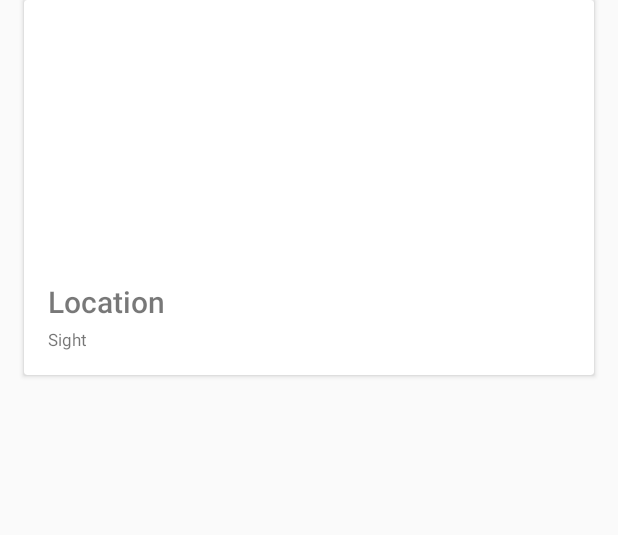
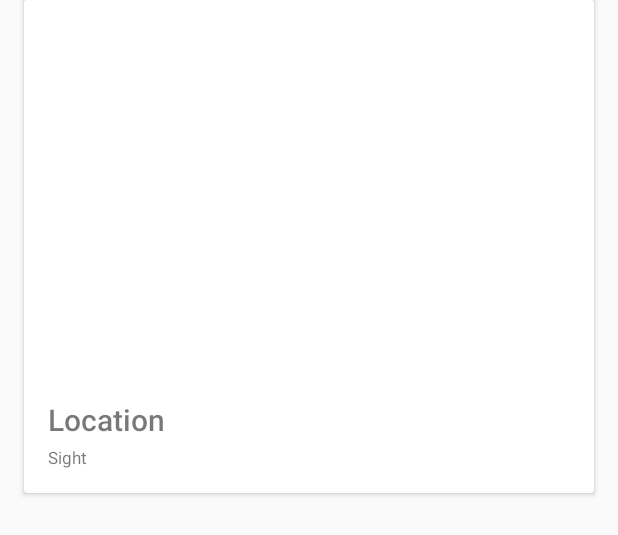
Before and after one commit to maxkeppeler/Places, an Android app: the layout drawer_places_list_item.xml on its own in the app's theme, with its tools: preview values and no code run, on a phone screen of 412 x 824 dp. Shown: the top 535 px of the screen. Run offline under Robolectric (Android 15) with nearby library versions, the phone set to English and light mode, and no system bars; plain views replace MaterialRippleLayout.

Commit message:
Bisschen rumprobiert, damit onClick funktioniert. Chaos, werde die Methoden einzel noch mal durchgehen um die Zusammenhänge und Abläufe zu verstehen und sie mir selbst anpassen.

```diff
--- a/app/src/main/java/com/mk/placesdrawer/models/PlacesList.java
+++ b/app/src/main/java/com/mk/placesdrawer/models/PlacesList.java
@@ -12,7 +12,7 @@ public class PlacesList {
     // I understood the principle of this method
     public static void createPlacesList(ArrayList<String> locations,
                                         ArrayList<String> sights,
-                                        ArrayList<String> descriptions,
+                                       // ArrayList<String> descriptions,
                                         ArrayList<String> urls
                                         )
     {
@@ -26,7 +26,7 @@ public class PlacesList {
 
                                 locations.get(i),
                                 sights.get(i),
-                                descriptions.get(i),
+                             //   descriptions.get(i),
                                 urls.get(i)
                                 );
 
--- a/app/src/main/res/layout/drawer_places_list_item.xml
+++ b/app/src/main/res/layout/drawer_places_list_item.xml
@@ -1,5 +1,5 @@
 <?xml version="1.0" encoding="utf-8"?>
-<RelativeLayout xmlns:android="http://schemas.android.com/apk/res/android"
+<LinearLayout xmlns:android="http://schemas.android.com/apk/res/android"
     xmlns:app="http://schemas.android.com/apk/res-auto"
     android:layout_width="match_parent"
     android:layout_height="wrap_content"
@@ -13,7 +13,7 @@
         android:layout_marginRight="@dimen/activity_margin"
         android:background="@android:color/white">
 
-        <RelativeLayout
+        <LinearLayout
             android:layout_width="match_parent"
             android:layout_height="wrap_content"
             android:orientation="vertical">
@@ -28,8 +28,7 @@
                 app:mrl_rippleAlpha="0.2"
                 app:mrl_rippleDimension="10dp"
                 app:mrl_rippleHover="true"
-                app:mrl_rippleFadeDuration="475"
-                app:mrl_rippleDelayClick="true">
+                app:mrl_rippleFadeDuration="475">
 
             <ImageView
                 android:id="@+id/imageView"
@@ -39,7 +38,7 @@
 
             </com.balysv.materialripple.MaterialRippleLayout>
 
-            <RelativeLayout
+            <LinearLayout
                 android:id="@+id/colorizedFrame"
                 android:orientation="vertical"
                 android:layout_width="match_parent"
@@ -70,11 +69,10 @@
                     android:text="Sight"
                     android:textSize="11sp" />
 
-            </RelativeLayout>
+            </LinearLayout>
 
-
-        </RelativeLayout>
+        </LinearLayout>
 
     </android.support.v7.widget.CardView>
 
-</RelativeLayout>
+</LinearLayout>
--- a/app/src/main/res/values/strings.xml
+++ b/app/src/main/res/values/strings.xml
@@ -23,6 +23,7 @@
     <string name="developer">Maximilian Keppeler</string>
     <string name="developer_desc">Maximilian Keppeler</string>
     <string name="json_file_url">https://drive.google.com/uc?id=0B6ky9fzTGl9XNFBhTTlxU2hhQmM</string>
+    <string name="title_activity_detailed_places">Places Viewer</string>
 
 
 </resources>
```
Also changed, not shown: app/src/main/AndroidManifest.xml (+7 -0 lines), app/src/main/java/com/mk/placesdrawer/activity/PlacesViewerActivity.java (+5 -10 lines), app/src/main/java/com/mk/placesdrawer/fragment/DrawerPlaces.java (+4 -20 lines), app/src/main/java/com/mk/placesdrawer/models/PlacesItem.java (+4 -4 lines), app/src/main/res/layout/drawer_places_viewer_activity.xml (+5 -6 lines).
